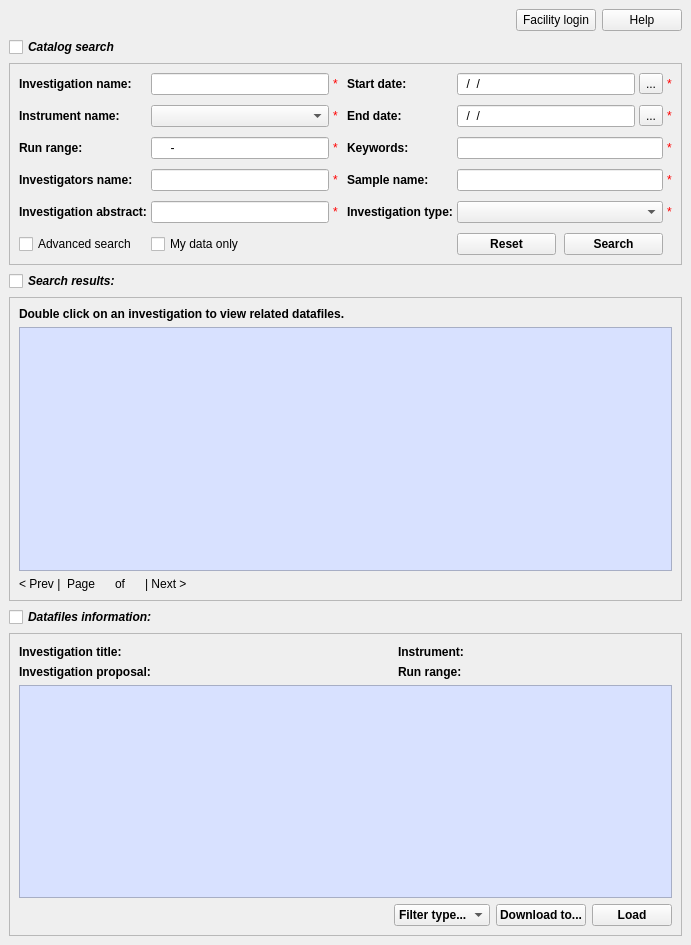
Before: the Qt Designer form Code/Mantid/MantidQt/MantidWidgets/inc/MantidQtMantidWidgets/ICatSearch2.ui in mantidproject/mantid, drawn with Qt 5.
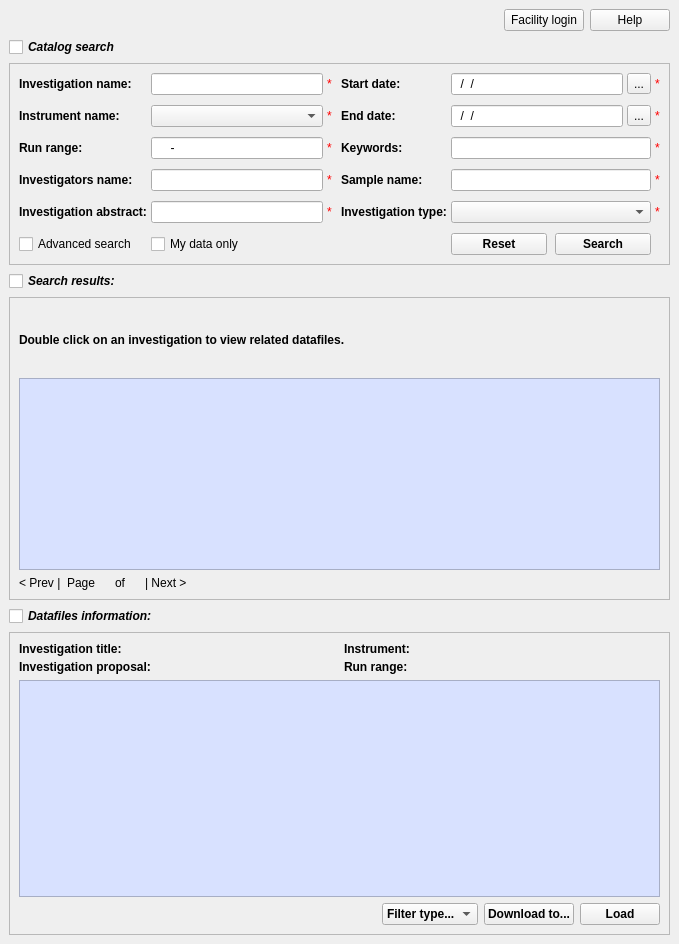
After: the same form once the commit is applied.

Commit message: Improved various expanding issues. Refs #7637.

The edit to the form file:
```diff
--- a/Code/Mantid/MantidQt/MantidWidgets/inc/MantidQtMantidWidgets/ICatSearch2.ui
+++ b/Code/Mantid/MantidQt/MantidWidgets/inc/MantidQtMantidWidgets/ICatSearch2.ui
@@ -7,27 +7,36 @@
    <rect>
     <x>0</x>
     <y>0</y>
-    <width>691</width>
-    <height>945</height>
+    <width>679</width>
+    <height>944</height>
    </rect>
   </property>
   <property name="sizePolicy">
-   <sizepolicy hsizetype="Expanding" vsizetype="Expanding">
+   <sizepolicy hsizetype="Preferred" vsizetype="MinimumExpanding">
     <horstretch>0</horstretch>
     <verstretch>0</verstretch>
    </sizepolicy>
   </property>
+  <property name="minimumSize">
+   <size>
+    <width>679</width>
+    <height>0</height>
+   </size>
+  </property>
   <property name="windowTitle">
    <string>Catalog search</string>
   </property>
   <layout class="QVBoxLayout" name="verticalLayout_5">
    <item>
     <layout class="QGridLayout" name="mainGrid">
+     <property name="sizeConstraint">
+      <enum>QLayout::SetMinimumSize</enum>
+     </property>
      <item row="4" column="0">
       <widget class="QFrame" name="resFrame">
        <property name="sizePolicy">
         <sizepolicy hsizetype="Preferred" vsizetype="Expanding">
-         <horstretch>0</horstretch>
+         <horstretch>1</horstretch>
          <verstretch>0</verstretch>
         </sizepolicy>
        </property>
@@ -40,6 +49,12 @@
        <layout class="QVBoxLayout" name="verticalLayout_2">
         <item>
          <widget class="QLabel" name="resInstructions">
+          <property name="sizePolicy">
+           <sizepolicy hsizetype="Preferred" vsizetype="Expanding">
+            <horstretch>0</horstretch>
+            <verstretch>0</verstretch>
+           </sizepolicy>
+          </property>
           <property name="font">
            <font>
             <weight>75</weight>
@@ -54,8 +69,8 @@
         <item>
          <widget class="QTableWidget" name="searchResultsTbl">
           <property name="sizePolicy">
-           <sizepolicy hsizetype="Expanding" vsizetype="MinimumExpanding">
-            <horstretch>0</horstretch>
+           <sizepolicy hsizetype="Preferred" vsizetype="MinimumExpanding">
+            <horstretch>1</horstretch>
             <verstretch>0</verstretch>
            </sizepolicy>
           </property>
@@ -187,7 +202,7 @@
      <item row="2" column="0">
       <widget class="QFrame" name="searchFrame">
        <property name="sizePolicy">
-        <sizepolicy hsizetype="Minimum" vsizetype="Minimum">
+        <sizepolicy hsizetype="Preferred" vsizetype="Fixed">
          <horstretch>0</horstretch>
          <verstretch>0</verstretch>
         </sizepolicy>
@@ -208,7 +223,7 @@
         <item>
          <layout class="QGridLayout" name="searchGrid" rowstretch="0,0,0,0,0,0" columnstretch="0,0,0,0,0,0,0,0">
           <property name="sizeConstraint">
-           <enum>QLayout::SetDefaultConstraint</enum>
+           <enum>QLayout::SetFixedSize</enum>
           </property>
           <property name="horizontalSpacing">
            <number>4</number>
@@ -409,6 +424,9 @@
             <property name="spacing">
              <number>8</number>
             </property>
+            <property name="sizeConstraint">
+             <enum>QLayout::SetMinimumSize</enum>
+            </property>
             <item>
              <widget class="QPushButton" name="resetBtn">
               <property name="font">
@@ -722,6 +740,9 @@
      </item>
      <item row="3" column="0">
       <layout class="QHBoxLayout" name="searchResultsHeader">
+       <property name="sizeConstraint">
+        <enum>QLayout::SetFixedSize</enum>
+       </property>
        <item>
         <widget class="QCheckBox" name="searchResultsCbox">
          <property name="sizePolicy">
@@ -792,11 +813,33 @@
         <item>
          <layout class="QGridLayout" name="dataFileHead" rowstretch="0,0,0" columnstretch="0,0,0,0,0">
           <property name="sizeConstraint">
-           <enum>QLayout::SetFixedSize</enum>
+           <enum>QLayout::SetDefaultConstraint</enum>
           </property>
           <property name="spacing">
            <number>4</number>
           </property>
+          <item row="0" column="2">
+           <spacer name="dataFileHeadSpace">
+            <property name="sizePolicy">
+             <sizepolicy hsizetype="Preferred" vsizetype="Minimum">
+              <horstretch>0</horstretch>
+              <verstretch>0</verstretch>
+             </sizepolicy>
+            </property>
+            <property name="orientation">
+             <enum>Qt::Horizontal</enum>
+            </property>
+            <property name="sizeType">
+             <enum>QSizePolicy::Preferred</enum>
+            </property>
+            <property name="sizeHint" stdset="0">
+             <size>
+              <width>5</width>
+              <height>10</height>
+             </size>
+            </property>
+           </spacer>
+          </item>
           <item row="0" column="1">
            <widget class="QLabel" name="dataFileTitleRes">
             <property name="sizePolicy">
@@ -957,28 +1000,6 @@
             </property>
            </widget>
           </item>
-          <item row="0" column="2">
-           <spacer name="dataFileHeadSpace">
-            <property name="sizePolicy">
-             <sizepolicy hsizetype="Preferred" vsizetype="Minimum">
-              <horstretch>0</horstretch>
-              <verstretch>0</verstretch>
-             </sizepolicy>
-            </property>
-            <property name="orientation">
-             <enum>Qt::Horizontal</enum>
-            </property>
-            <property name="sizeType">
-             <enum>QSizePolicy::Preferred</enum>
-            </property>
-            <property name="sizeHint" stdset="0">
-             <size>
-              <width>100</width>
-              <height>18</height>
-             </size>
-            </property>
-           </spacer>
-          </item>
           <item row="2" column="1">
            <widget class="QLabel" name="dataFileProposalRes">
             <property name="sizePolicy">
@@ -1006,7 +1027,7 @@
         <item>
          <widget class="QTableWidget" name="dataFileResultsTbl">
           <property name="sizePolicy">
-           <sizepolicy hsizetype="Expanding" vsizetype="MinimumExpanding">
+           <sizepolicy hsizetype="Preferred" vsizetype="MinimumExpanding">
             <horstretch>0</horstretch>
             <verstretch>0</verstretch>
            </sizepolicy>
@@ -1097,6 +1118,9 @@
      </item>
      <item row="5" column="0">
       <layout class="QHBoxLayout" name="dataFileHeader">
+       <property name="sizeConstraint">
+        <enum>QLayout::SetFixedSize</enum>
+       </property>
        <item>
         <widget class="QCheckBox" name="dataFileCbox">
          <property name="sizePolicy">
```
Left out of the diff: 486 changed lines with no effect on the pictures.
